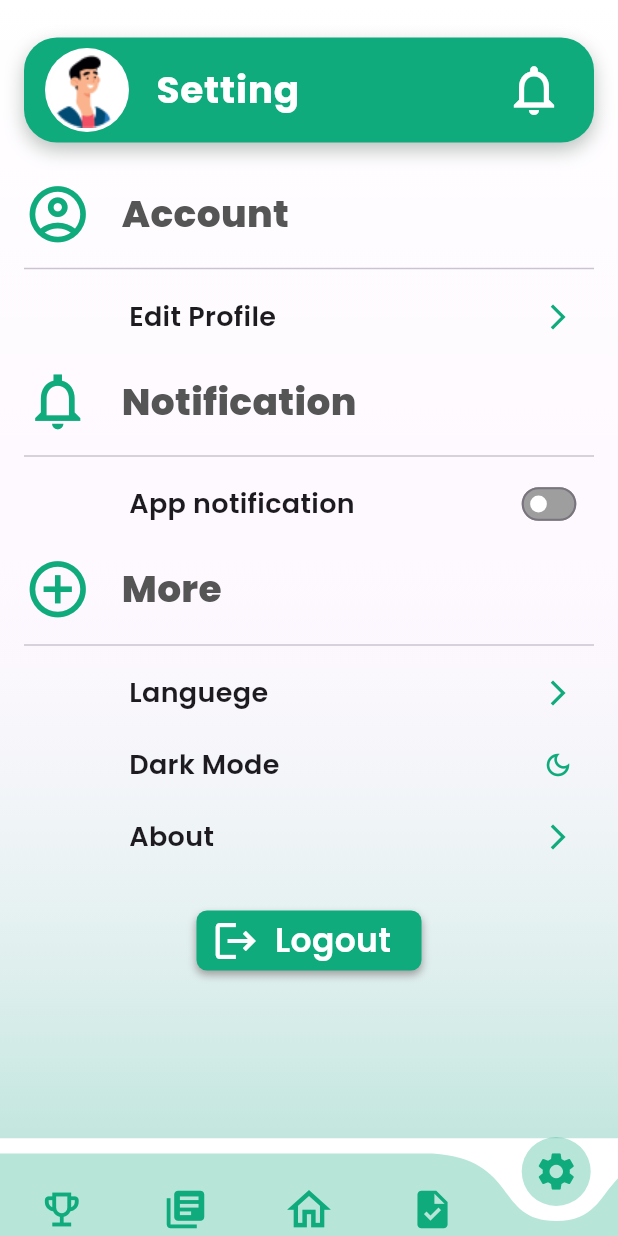
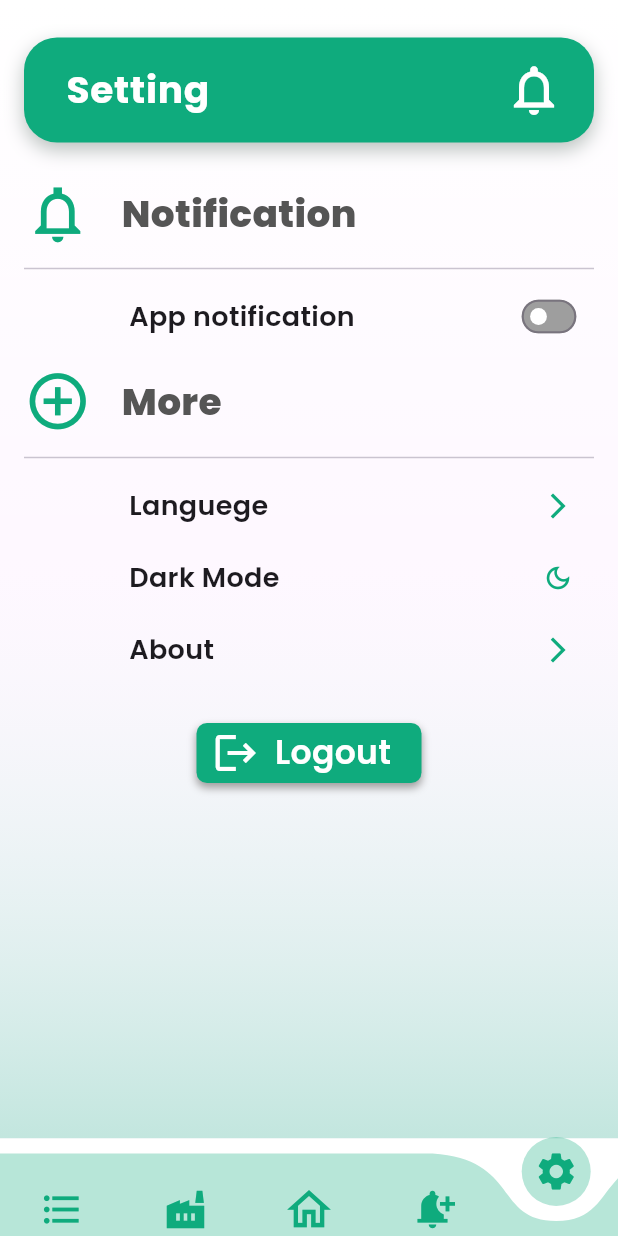
Before and after one commit to MoAbdullahConQ/DEPI-LMS, a Flutter app: the screen it shows after launch, item 5 of the bottom bar chosen, on a phone screen of 412 x 824 dp. Run offline on Flutter 3.47's test engine with Material 3 defaults, Android fonts, the phone set to English and light mode, and no system bars; drawn by our look-alikes of curved_navigation_bar; our stand-ins replace font_awesome_flutter, go_router, google_fonts, percent_indicator.

Commit message:
Setting Ministry Done

```diff
--- a/lib/Features/Home/presentation/views/home_ministry_view.dart
+++ b/lib/Features/Home/presentation/views/home_ministry_view.dart
@@ -2,7 +2,7 @@
 import 'package:depi_lms/Features/CompanyManagementMinistry/presentation/views/companies_ministry_view.dart';
 import 'package:depi_lms/Features/Home/presentation/views/widgets/curved_nav_bar.dart';
 import 'package:depi_lms/Features/Home/presentation/views/widgets/home_ministry_view_body.dart';
-import 'package:depi_lms/Features/Home/presentation/views/widgets/home_student_view_body.dart';
+import 'package:depi_lms/Features/Setting/presentation/views/setting_ministry_view.dart';
 import 'package:depi_lms/Features/TracksCourses/presentation/views/tracks_ministry_view.dart';
 import 'package:depi_lms/constant.dart';
 import 'package:flutter/material.dart';
@@ -15,12 +15,12 @@
 }
 
 class _HomeStudentViewState extends State<HomeMinistryView> {
-  final List<dynamic> viewsList = const[
+  final List<dynamic> viewsList = const [
     TracksMinistryView(),
     CompaniesMinistryView(),
     HomeMinistryViewBody(),
     LoginViewBody(),
-    HomeStudentViewBody(),
+    SettingMinistryView(),
   ];
 
   int _currentIndex = 2; // Home is selected by default
--- a/lib/Features/Home/presentation/views/home_student_view.dart
+++ b/lib/Features/Home/presentation/views/home_student_view.dart
@@ -1,4 +1,3 @@
-import 'package:depi_lms/Features/Authentication/presentation/views/widgets/login_view_body.dart';
 import 'package:depi_lms/Features/Home/presentation/views/widgets/curved_nav_bar.dart';
 import 'package:depi_lms/Features/Home/presentation/views/widgets/home_student_view_body.dart';
 import 'package:depi_lms/Features/Setting/presentation/views/setting_student_view.dart';
@@ -16,7 +15,7 @@
 
 class _HomeStudentViewState extends State<HomeStudentView> {
   final List<dynamic> viewsList = const [
-    LoginViewBody(),
+    CoursesStudentView(), //ranking
     CoursesStudentView(),
     HomeStudentViewBody(),
     TasksStudentView(),
--- a/lib/Features/Home/presentation/views/widgets/app_bar_list_tile.dart
+++ b/lib/Features/Home/presentation/views/widgets/app_bar_list_tile.dart
@@ -75,7 +75,7 @@
             borderRadius: BorderRadius.circular(16),
             leading: const Icon(
               Icons.add,
-              color: Colors.white,
+              color: Colors.black,
             ),
           ));
     }
--- /dev/null
+++ b/lib/Features/Setting/presentation/views/setting_ministry_view.dart
@@ -0,0 +1,15 @@
+import 'package:depi_lms/Features/Setting/presentation/views/widgets/setting_ministry_view_body.dart';
+import 'package:flutter/material.dart';
+
+class SettingMinistryView extends StatelessWidget {
+  const SettingMinistryView({super.key});
+
+  @override
+  Widget build(BuildContext context) {
+    return const Scaffold(
+      body: SafeArea(
+        child: SettingMinistryViewBody(),
+      ),
+    );
+  }
+}
--- /dev/null
+++ b/lib/Features/Setting/presentation/views/widgets/setting_ministry_view_body.dart
@@ -0,0 +1,93 @@
+import 'package:depi_lms/Features/Authentication/presentation/views/widgets/custom_button.dart';
+import 'package:depi_lms/Features/Authentication/presentation/views/widgets/grediant_background.dart';
+import 'package:depi_lms/Features/Home/presentation/views/widgets/app_bar_list_tile.dart';
+import 'package:depi_lms/Features/Setting/presentation/views/widgets/custom_basic_row_in_setting.dart';
+import 'package:depi_lms/Features/Setting/presentation/views/widgets/custom_row_down_basic_row_in_setting.dart';
+import 'package:depi_lms/Features/Setting/presentation/views/widgets/part_of_more.dart';
+import 'package:depi_lms/constant.dart';
+import 'package:depi_lms/core/utils/styles.dart';
+import 'package:flutter/material.dart';
+
+class SettingMinistryViewBody extends StatefulWidget {
+  const SettingMinistryViewBody({super.key});
+
+  @override
+  _SettingMinistryViewBodyState createState() =>
+      _SettingMinistryViewBodyState();
+}
+
+class _SettingMinistryViewBodyState extends State<SettingMinistryViewBody> {
+  bool isSwitched = false; // State for the Switch
+
+  @override
+  Widget build(BuildContext context) {
+    return GradientBackground(
+      child: Padding(
+        padding: const EdgeInsets.only(left: 16, right: 16, top: 25),
+        child: Column(
+          children: [
+            const AppBarListTile(
+              title: 'Setting',
+              edgeInsets: EdgeInsets.only(top: 7, bottom: 7, left: 16),
+              bill: true,
+            ),
+            Expanded(
+              child: SingleChildScrollView(
+                child: Column(
+                  children: [
+                    const SizedBox(height: 25),
+                    const CustomBasicRowInSetting(
+                      text: 'Notification',
+                      icon: Icons.notifications_none_sharp,
+                    ),
+                    const SizedBox(height: 6),
+                    const Divider(),
+                    CustomRowDownBasicRowInSetting(
+                      text: 'App notification',
+                      widget: Transform.scale(
+                        scale: 0.7,
+                        child: Switch(
+                          value: isSwitched,
+                          onChanged: (value) {
+                            setState(() {
+                              isSwitched = value;
+                            });
+                          },
+                          activeColor: kWhite,
+                          activeTrackColor: kGreenAccentColor,
+                          inactiveTrackColor: kGrey,
+                          inactiveThumbColor: Colors.white,
+                        ),
+                      ),
+                    ),
+                    const SizedBox(height: 10),
+                    const PartOfMore(),
+                    const SizedBox(height: 25),
+                    Padding(
+                      padding: const EdgeInsets.symmetric(horizontal: 115),
+                      child: CustomButton(
+                        text: 'Logout',
+                        height: 40,
+                        backgroundColor: kGreenAccentColor,
+                        borderRadius: BorderRadius.circular(7),
+                        textStyle:
+                            Styles.text22StyleW600.copyWith(color: kWhite),
+                        leading: const Icon(
+                          Icons.logout,
+                          color: Colors.white,
+                          size: 32,
+                        ),
+                        onTap: () {},
+                      ),
+                    ),
+                    const SizedBox(height: 35),
+                  ],
+                ),
+              ),
+            ),
+          ],
+        ),
+      ),
+    );
+  }
+}
--- a/lib/Features/TracksCourses/presentation/views/widgets/sub_topic_tracks_ministry_view_body.dart
+++ b/lib/Features/TracksCourses/presentation/views/widgets/sub_topic_tracks_ministry_view_body.dart
@@ -66,7 +66,7 @@
                             borderRadius: BorderRadius.circular(16),
                             leading: const Icon(
                               Icons.add,
-                              color: Colors.white,
+                              color: Colors.black,
                             ),
                           ),
                         ),
--- a/lib/core/utils/app_router.dart
+++ b/lib/core/utils/app_router.dart
@@ -126,11 +126,11 @@
 
 //Home Feature
       GoRoute(
-        path: '/',
+        path: kHomeStudentView,
         builder: (context, state) => const HomeStudentView(),
       ),
       GoRoute(
-        path: kHomeMinistryView,
+        path: '/',
         builder: (context, state) => const HomeMinistryView(),
       ),
       GoRoute(
```
